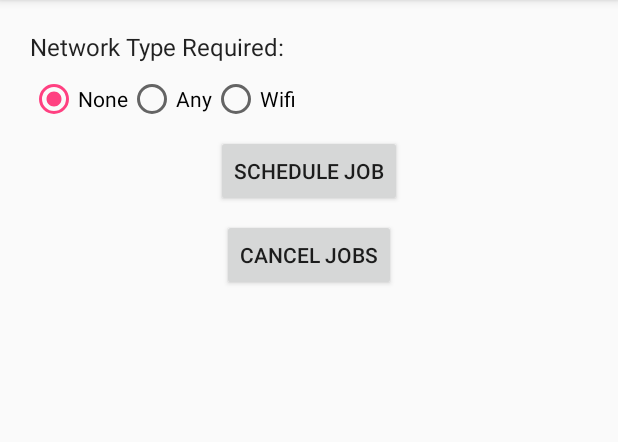
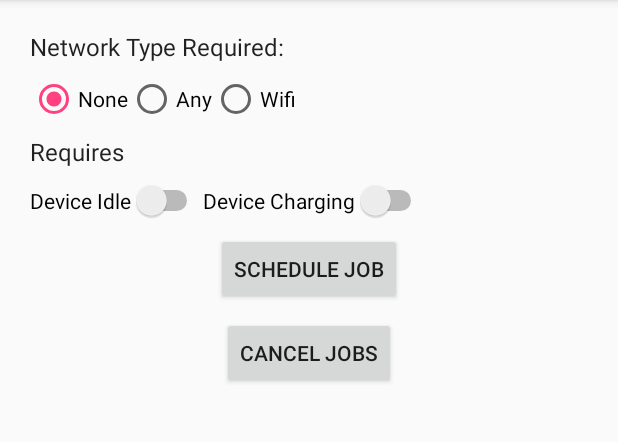
Before and after one commit to nishank95/AAD-Practice, an Android app: the screen it shows after launch (MainActivity), after a tap on "SCHEDULE JOB", on a phone screen of 412 x 824 dp, the part 84-526 px from its top. Run offline under Robolectric (Android 15) with nearby library versions, the phone set to English and light mode, and no system bars.

Commit message:
Implement Device Idle and Charging Constraints

```diff
--- a/NotificationScheduler/app/src/main/java/com/android/example/notificationscheduler/MainActivity.java
+++ b/NotificationScheduler/app/src/main/java/com/android/example/notificationscheduler/MainActivity.java
@@ -23,6 +23,7 @@ import android.os.Bundle;
 import android.support.v7.app.AppCompatActivity;
 import android.view.View;
 import android.widget.RadioGroup;
+import android.widget.Switch;
 import android.widget.Toast;
 
 public class MainActivity extends AppCompatActivity {
@@ -30,11 +31,16 @@ public class MainActivity extends AppCompatActivity {
     private static final int JOB_ID = 0;
     private JobScheduler mScheduler;
 
+    //Switches for setting job options
+    private Switch mDeviceIdleSwitch;
+    private Switch mDeviceChargingSwitch;
 
     @Override
     protected void onCreate(Bundle savedInstanceState) {
         super.onCreate(savedInstanceState);
         setContentView(R.layout.activity_main);
+        mDeviceIdleSwitch = findViewById(R.id.idleSwitch);
+        mDeviceChargingSwitch = findViewById(R.id.chargingSwitch);
 
     }
 
@@ -70,8 +76,12 @@ public class MainActivity extends AppCompatActivity {
         //  The first parameter is the JOB_ID. The second parameter is the ComponentName
         //  for the JobService you created.
         JobInfo.Builder builder = new JobInfo.Builder(JOB_ID,serviceName)
-                .setRequiredNetworkType(selectedNetworkOption);
-        boolean constraintSet = selectedNetworkOption != JobInfo.NETWORK_TYPE_NONE;
+                .setRequiredNetworkType(selectedNetworkOption)
+                .setRequiresDeviceIdle(mDeviceIdleSwitch.isChecked())
+                .setRequiresCharging(mDeviceChargingSwitch.isChecked());
+        // code that sets constraintSet to consider the new constraints
+        boolean constraintSet = (selectedNetworkOption != JobInfo.NETWORK_TYPE_NONE)
+                || mDeviceChargingSwitch.isChecked() || mDeviceIdleSwitch.isChecked();
         // Call schedule() on the JobScheduler object. Use the build() method to pass in the JobInfo object.
         if(constraintSet) {
             //Schedule the job and notify the user
--- a/NotificationScheduler/app/src/main/res/layout/activity_main.xml
+++ b/NotificationScheduler/app/src/main/res/layout/activity_main.xml
@@ -40,6 +40,32 @@
             android:text="@string/wifi" />
     </RadioGroup>
 
+    <TextView
+        android:layout_width="wrap_content"
+        android:layout_height="wrap_content"
+        android:layout_margin="@dimen/view_margin"
+        android:text="Requires"
+        android:textAppearance="@style/TextAppearance.AppCompat.Subhead" />
+
+    <LinearLayout
+        android:layout_width="match_parent"
+        android:layout_height="wrap_content"
+        android:orientation="horizontal"
+        android:layout_margin="4dp">
+
+        <Switch
+            android:layout_width="wrap_content"
+            android:layout_height="wrap_content"
+            android:text="Device Idle"
+            android:id="@+id/idleSwitch"/>
+
+        <Switch
+            android:layout_width="wrap_content"
+            android:layout_height="wrap_content"
+            android:text="Device Charging"
+            android:id="@+id/chargingSwitch"/>
+    </LinearLayout>
+
     <Button
         android:layout_width="wrap_content"
         android:layout_height="wrap_content"
@@ -55,4 +81,5 @@
         android:layout_margin="@dimen/view_margin"
         android:onClick="cancelJobs"
         android:text="@string/cancel_jobs" />
+
 </LinearLayout>
```
Also changed, not shown: 160 other files.
